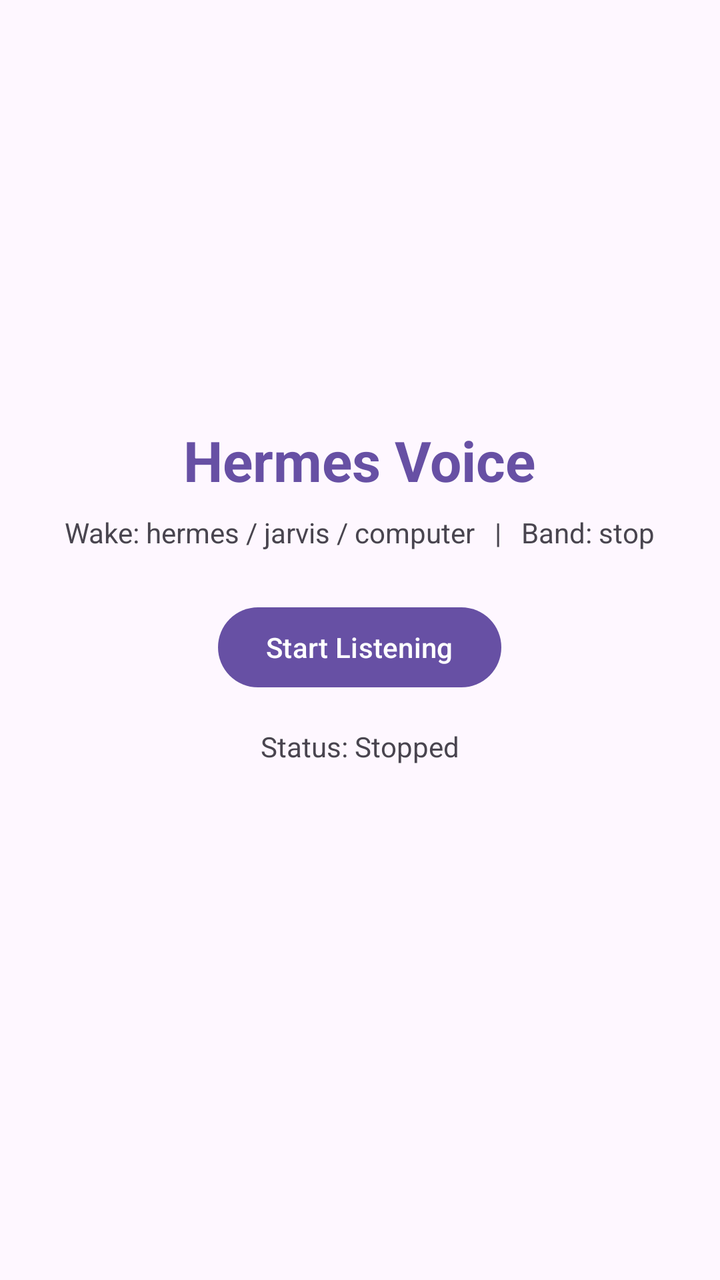
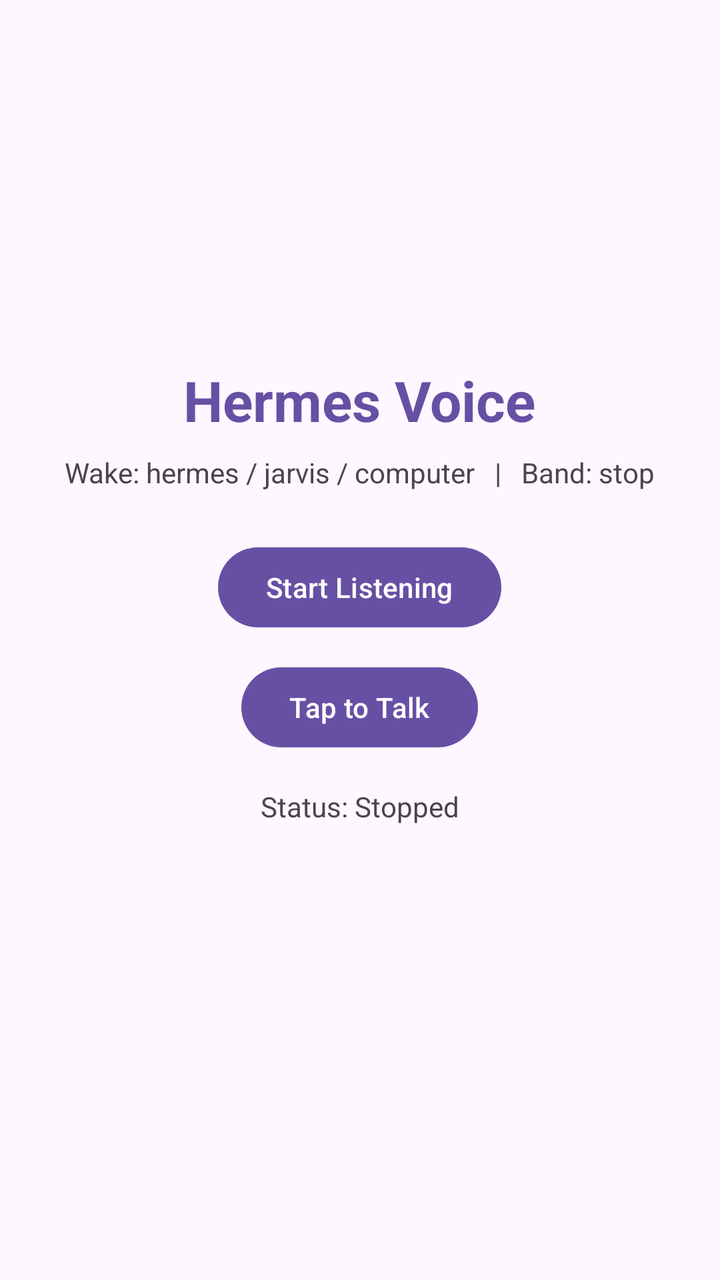

An Android layout rendered at two revisions. The XML below is the earlier revision; the diff shows what the commit changed to produce the second picture.
<!-- AndroidManifest.xml: activity theme Theme.HermesVoice -->
<!-- res/layout/activity_main.xml -->
<?xml version="1.0" encoding="utf-8"?>
<LinearLayout xmlns:android="http://schemas.android.com/apk/res/android"
    android:layout_width="match_parent"
    android:layout_height="match_parent"
    android:orientation="vertical"
    android:gravity="center"
    android:padding="24dp">

    <TextView
        android:layout_width="wrap_content"
        android:layout_height="wrap_content"
        android:text="Hermes Voice"
        android:textSize="28sp"
        android:textStyle="bold"
        android:textColor="?attr/colorPrimary" />

    <TextView
        android:layout_width="wrap_content"
        android:layout_height="wrap_content"
        android:text="Wake: hermes / jarvis / computer   |   Band: stop"
        android:textSize="14sp"
        android:layout_marginTop="8dp"
        android:textColor="?android:attr/textColorSecondary" />

    <Button
        android:id="@+id/btnToggleService"
        android:layout_width="wrap_content"
        android:layout_height="wrap_content"
        android:text="Start Listening"
        android:layout_marginTop="24dp" />

    <TextView
        android:id="@+id/tvStatus"
        android:layout_width="wrap_content"
        android:layout_height="wrap_content"
        android:text="Status: Stopped"
        android:layout_marginTop="16dp"
        android:textSize="14sp"
        android:textColor="?android:attr/textColorSecondary" />

    <TextView
        android:id="@+id/tvHeard"
        android:layout_width="match_parent"
        android:layout_height="wrap_content"
        android:text=""
        android:layout_marginTop="24dp"
        android:gravity="center"
        android:textSize="16sp" />

</LinearLayout>
<!-- resources referenced by this layout -->
<resources>
  <style name="Theme.HermesVoice" parent="Theme.Material3.DayNight" />
</resources>

<!-- the commit's change to res/layout/activity_main.xml (unified diff, before → after) -->
@@ -29,6 +29,13 @@
         android:text="Start Listening"
         android:layout_marginTop="24dp" />
 
+    <Button
+        android:id="@+id/btnTalk"
+        android:layout_width="wrap_content"
+        android:layout_height="wrap_content"
+        android:text="Tap to Talk"
+        android:layout_marginTop="12dp" />
+
     <TextView
         android:id="@+id/tvStatus"
         android:layout_width="wrap_content"
